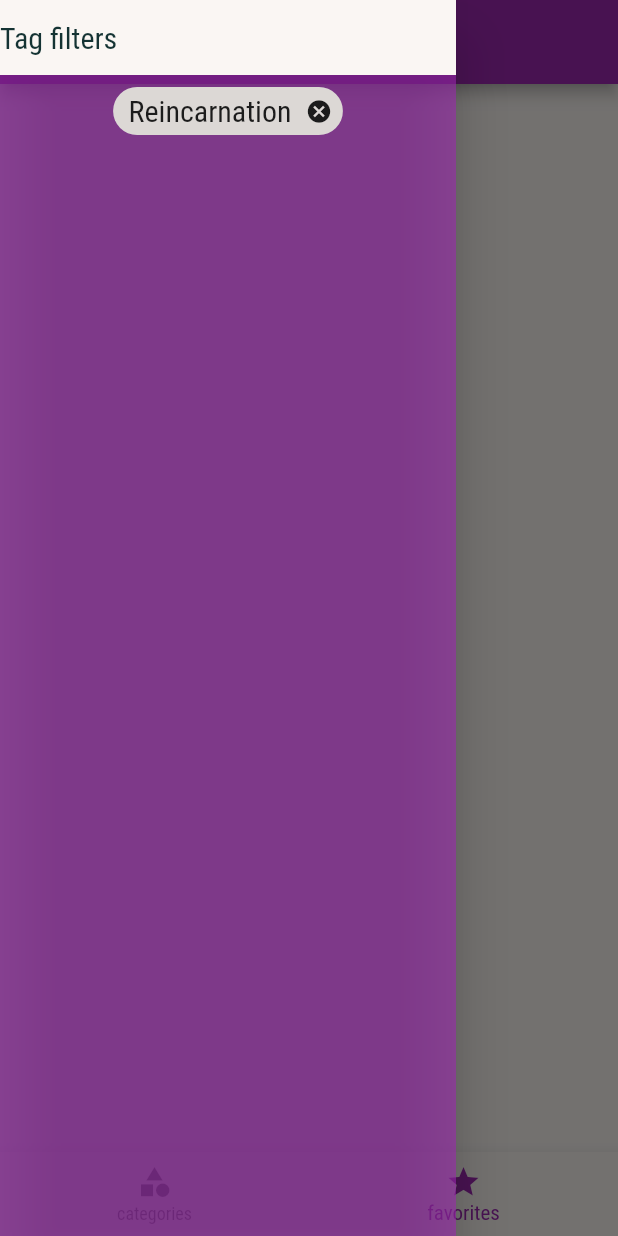
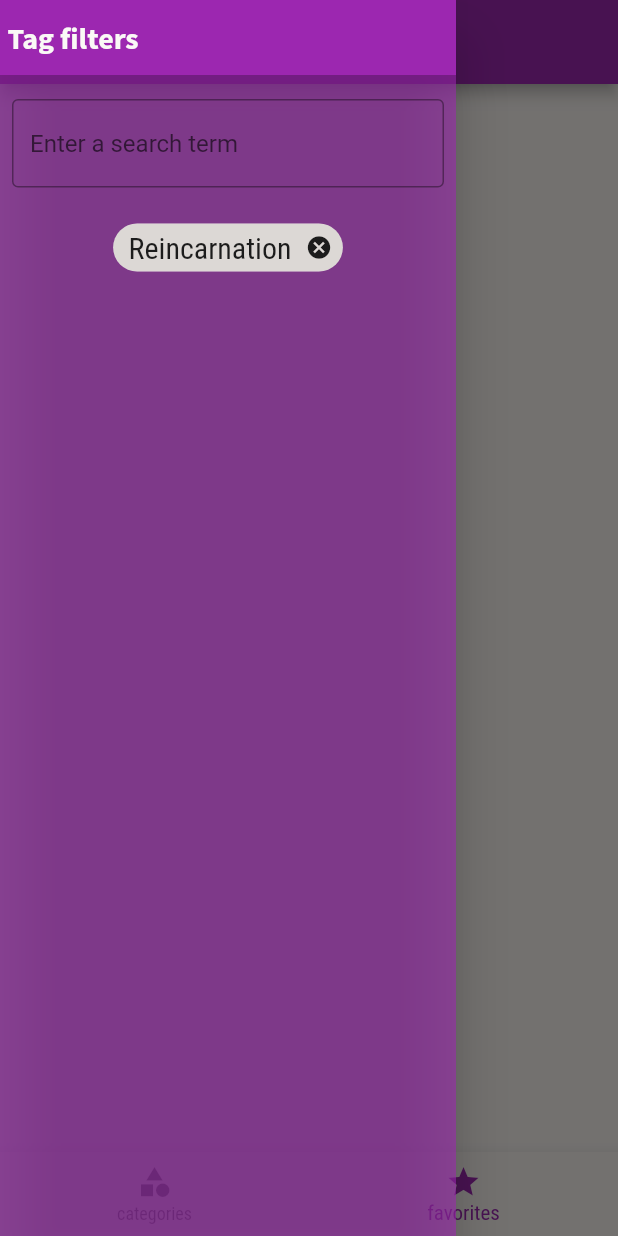
Before and after one commit to victorac/taste_app, a Flutter app: the screen it shows after launch, item 2 of the bottom bar chosen, with the side drawer open, on a phone screen of 412 x 824 dp. Run offline on Flutter 3.47's test engine with Material 2 defaults, Android fonts, the light colour scheme and no system bars; network calls fail.

Commit message:
add search bar for tags and apply filter to available articles

```diff
--- a/lib/screens/tabs_screen.dart
+++ b/lib/screens/tabs_screen.dart
@@ -13,14 +13,14 @@ class TabsScreen extends StatefulWidget {
     required this.favoriteArticles,
     required this.tags,
     required this.filteredTags,
-    required this.deleteFilter,
+    required this.toggleFilterTag,
   });
 
   final List<Article> availableArticles;
   final List<Article> favoriteArticles;
   final Set<String> tags;
   final Set<String> filteredTags;
-  final Function deleteFilter;
+  final Function toggleFilterTag;
 
   @override
   State<TabsScreen> createState() => _TabsScreenState();
@@ -52,7 +52,7 @@ class _TabsScreenState extends State<TabsScreen> {
       drawer: FilterDrawer(
         tags: widget.tags,
         filteredTags: widget.filteredTags,
-        deleteFilter: widget.deleteFilter,
+        toggleFilterTag: widget.toggleFilterTag,
       ),
       body: pages[_selectedPage].widget,
       bottomNavigationBar: BottomNavigationBar(
--- a/lib/widgets/filter_drawer.dart
+++ b/lib/widgets/filter_drawer.dart
@@ -1,16 +1,17 @@
 import 'package:flutter/material.dart';
+import './search_tag.dart';
 
 class FilterDrawer extends StatelessWidget {
   const FilterDrawer({
     super.key,
     required this.tags,
     required this.filteredTags,
-    required this.deleteFilter,
+    required this.toggleFilterTag,
   });
 
   final Set<String> tags;
   final Set<String> filteredTags;
-  final Function deleteFilter;
+  final Function toggleFilterTag;
 
   @override
   Widget build(BuildContext context) {
@@ -24,15 +25,23 @@ class FilterDrawer extends StatelessWidget {
             Container(
               height: 50,
               width: double.infinity,
+              padding: const EdgeInsets.only(left: 5),
               alignment: Alignment.centerLeft,
-              color: Theme.of(context).canvasColor,
-              child: const Text('Tag filters'),
+              color: Theme.of(context).colorScheme.primary,
+              child: Text(
+                'Tag filters',
+                style: Theme.of(context).textTheme.headline6,
+              ),
+            ),
+            SearchTag(
+              tags: tags,
+              toggleFilterTag: toggleFilterTag,
             ),
             Wrap(
               children: filteredTags
                   .map((e) => Chip(
                         label: Text(e),
-                        onDeleted: () => deleteFilter(e),
+                        onDeleted: () => toggleFilterTag(e),
                       ))
                   .toList(),
             )
--- /dev/null
+++ b/lib/widgets/search_tag.dart
@@ -0,0 +1,68 @@
+import 'package:flutter/material.dart';
+
+class SearchTag extends StatefulWidget {
+  const SearchTag(
+      {super.key, required this.tags, required this.toggleFilterTag});
+
+  final Set<String> tags;
+  final Function toggleFilterTag;
+
+  @override
+  State<SearchTag> createState() => _SearchTagState();
+}
+
+class _SearchTagState extends State<SearchTag> {
+  late TextEditingController _controller;
+  List<String> tagsFound = [];
+
+  @override
+  void initState() {
+    _controller = TextEditingController();
+    super.initState();
+  }
+
+  @override
+  void dispose() {
+    _controller.dispose();
+    super.dispose();
+  }
+
+  void _updateTags(String value) {
+    setState(() {
+      tagsFound = widget.tags
+          .where(
+              (element) => element.toLowerCase().contains(value.toLowerCase()))
+          .take(10)
+          .toList();
+    });
+  }
+
+  @override
+  Widget build(BuildContext context) {
+    return LayoutBuilder(
+      builder: (context, constraints) => Column(
+        children: [
+          Padding(
+            padding: const EdgeInsets.symmetric(horizontal: 8, vertical: 16),
+            child: TextField(
+              decoration: const InputDecoration(
+                border: OutlineInputBorder(),
+                hintText: 'Enter a search term',
+              ),
+              onChanged: (value) => _updateTags(value),
+            ),
+          ),
+          Wrap(
+            spacing: 5,
+            children: tagsFound
+                .map((e) => InputChip(
+                      label: Text(e),
+                      onPressed: () => widget.toggleFilterTag(e),
+                    ))
+                .toList(),
+          )
+        ],
+      ),
+    );
+  }
+}
```
Also changed, not shown: lib/main.dart (+26 -14 lines).
